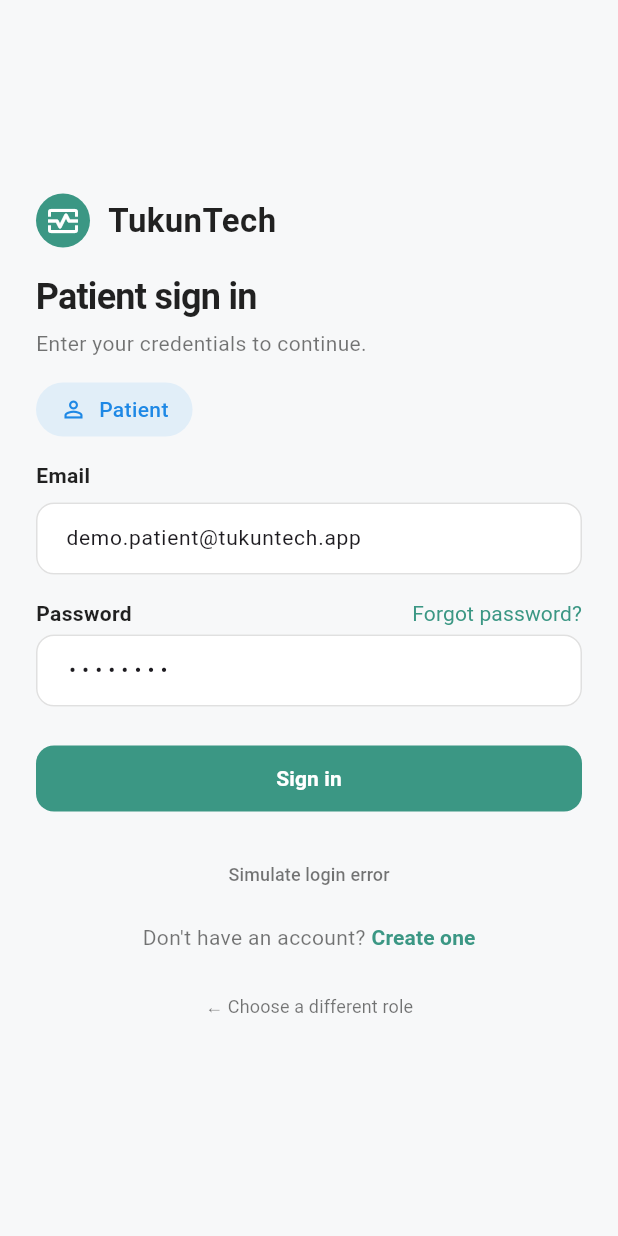
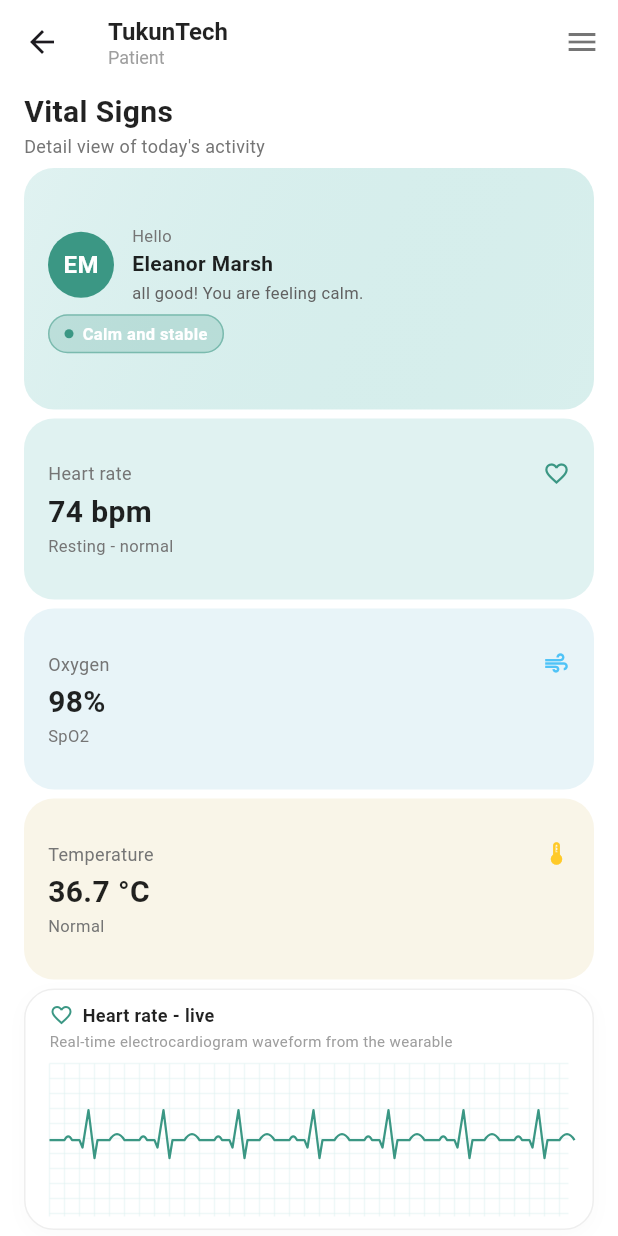
Before and after one commit to Tukuntech2025/mobileAppEmergentes, a Flutter app: the screen it shows after launch, after a tap on "Sign in", on a phone screen of 412 x 824 dp. Run offline on Flutter 3.47's test engine with Material 3 defaults, Android fonts, the phone set to English and light mode, and no system bars.

Commit message:
Improve UI view

```diff
--- a/tukuntech/lib/features/auth/presentation/pages/create_account_page.dart
+++ b/tukuntech/lib/features/auth/presentation/pages/create_account_page.dart
@@ -59,17 +59,10 @@ class _CreateAccountPageState extends State<CreateAccountPage> {
                   // Logo and App Name
                   Row(
                     children: [
-                      Container(
-                        padding: const EdgeInsets.all(4),
-                        decoration: const BoxDecoration(
-                          color: primaryColor,
-                          shape: BoxShape.circle,
-                        ),
-                        child: const Icon(
-                          Icons.monitor_heart_outlined,
-                          color: Colors.white,
-                          size: 18,
-                        ),
+                      Image.asset(
+                        'assets/icon_tukuntech.png',
+                        width: 26,
+                        height: 26,
                       ),
                       const SizedBox(width: 8),
                       const Text(
--- a/tukuntech/lib/features/auth/presentation/pages/login_page.dart
+++ b/tukuntech/lib/features/auth/presentation/pages/login_page.dart
@@ -1,5 +1,6 @@
 import 'package:flutter/material.dart';
 import 'package:tukuntech/features/auth/presentation/pages/create_account_page.dart';
+import 'package:tukuntech/features/patient/presentation/pages/vital_signs_page.dart';
 
 class LoginScreen extends StatelessWidget {
   const LoginScreen({super.key});
@@ -24,17 +25,10 @@ class LoginScreen extends StatelessWidget {
                   // Logo and App Name
                   Row(
                     children: [
-                      Container(
-                        padding: const EdgeInsets.all(6),
-                        decoration: const BoxDecoration(
-                          color: primaryColor,
-                          shape: BoxShape.circle,
-                        ),
-                        child: const Icon(
-                          Icons.monitor_heart_outlined,
-                          color: Colors.white,
-                          size: 24,
-                        ),
+                      Image.asset(
+                        'assets/icon_tukuntech.png',
+                        width: 36,
+                        height: 36,
                       ),
                       const SizedBox(width: 12),
                       const Text(
@@ -187,7 +181,14 @@ class LoginScreen extends StatelessWidget {
 
                   // Sign In Button
                   ElevatedButton(
-                    onPressed: () {},
+                    onPressed: () {
+                      Navigator.push(
+                        context,
+                        MaterialPageRoute(
+                          builder: (context) => const VitalSignsPage(),
+                        ),
+                      );
+                    },
                     style: ElevatedButton.styleFrom(
                       backgroundColor: primaryColor,
                       foregroundColor: Colors.white,
--- a/tukuntech/lib/features/auth/presentation/pages/plan_selection_page.dart
+++ b/tukuntech/lib/features/auth/presentation/pages/plan_selection_page.dart
@@ -6,65 +6,28 @@ class PlanSelectionPage extends StatelessWidget {
 
   @override
   Widget build(BuildContext context) {
-    // Check if the screen is wide enough to show the split layout
-    final isWideScreen = MediaQuery.of(context).size.width > 800;
+    const primaryColor = Color(0xFF3B9784);
+    const backgroundColor = Color(0xFFF7F8F9); // Light background color from the mockup
 
-    if (isWideScreen) {
     return Scaffold(
-        backgroundColor: Colors.white,
-        body: Row(
-          children: [
-            Expanded(child: _buildLeftPanel(context)),
-            Expanded(child: _buildRightPanel(context)),
-          ],
-        ),
-      );
-    } else {
-      return Scaffold(
-        backgroundColor: Colors.white,
-        body: SingleChildScrollView(
-          child: Column(
-            children: [
-              _buildLeftPanel(context, isMobile: true),
-              _buildRightPanel(context),
-            ],
-          ),
-        ),
-      );
-    }
-  }
-
-  Widget _buildLeftPanel(BuildContext context, {bool isMobile = false}) {
-    const primaryColor = Color(0xFF3B9784);
-
-    return Container(
-      width: double.infinity,
-      decoration: const BoxDecoration(
-        gradient: LinearGradient(
-          begin: Alignment.topLeft,
-          end: Alignment.bottomRight,
-          colors: [Color(0xFFE5F5F2), Colors.white],
-          stops: [0.0, 0.8],
-        ),
-      ),
-      padding: EdgeInsets.symmetric(horizontal: isMobile ? 16.0 : 64.0, vertical: isMobile ? 16.0 : 64.0),
+      backgroundColor: backgroundColor,
+      body: SafeArea(
+        child: Center(
+          child: Padding(
+            padding: const EdgeInsets.symmetric(horizontal: 24.0, vertical: 16.0),
+            child: ConstrainedBox(
+              constraints: const BoxConstraints(maxWidth: 500),
               child: Column(
                 mainAxisAlignment: MainAxisAlignment.center,
-        crossAxisAlignment: CrossAxisAlignment.start,
+                crossAxisAlignment: CrossAxisAlignment.stretch,
                 children: [
+                  // Logo and App Name
                   Row(
                     children: [
-              Container(
-                padding: const EdgeInsets.all(6),
-                decoration: const BoxDecoration(
-                  color: primaryColor,
-                  shape: BoxShape.circle,
-                ),
-                child: const Icon(
-                  Icons.monitor_heart_outlined,
-                  color: Colors.white,
-                  size: 24,
-                ),
+                      Image.asset(
+                        'assets/icon_tukuntech.png',
+                        width: 36,
+                        height: 36,
                       ),
                       const SizedBox(width: 12),
                       const Text(
@@ -77,70 +40,31 @@ class PlanSelectionPage extends StatelessWidget {
                       ),
                     ],
                   ),
-          SizedBox(height: isMobile ? 12 : 48),
-          Text(
-            'Calm, connected care for the\npeople you love.',
-            style: TextStyle(
-              fontSize: isMobile ? 20 : 40,
-              fontWeight: FontWeight.w600,
-              color: Colors.black87,
-              height: 1.2,
-              letterSpacing: -0.5,
-            ),
-          ),
-          SizedBox(height: isMobile ? 8 : 24),
-          Text(
-            'Real-time vitals, gentle reminders, and peace of mind —\ndesigned for families and caregivers, not hospitals.',
-            style: TextStyle(
-              fontSize: isMobile ? 13 : 16,
-              color: Colors.black54,
-              height: 1.5,
-            ),
-          ),
-        ],
-      ),
-    );
-  }
+                  const Spacer(flex: 2),
 
-  Widget _buildRightPanel(BuildContext context) {
-    const primaryColor = Color(0xFF3B9784);
-
-    final isMobile = MediaQuery.of(context).size.width <= 800;
-
-    return Container(
-      color: Colors.white,
-      padding: EdgeInsets.symmetric(
-        horizontal: isMobile ? 16.0 : 48.0,
-        vertical: isMobile ? 16.0 : 64.0
-      ),
-      child: Center(
-        child: ConstrainedBox(
-          constraints: const BoxConstraints(maxWidth: 500),
-          child: Column(
-            mainAxisAlignment: MainAxisAlignment.center,
-            crossAxisAlignment: CrossAxisAlignment.stretch,
-            children: [
-              Text(
+                  // Title and Subtitle
+                  const Text(
                     'Create your account',
                     style: TextStyle(
-                  fontSize: isMobile ? 20 : 28,
+                      fontSize: 24,
                       fontWeight: FontWeight.w600,
                       color: Colors.black87,
                       letterSpacing: -0.5,
                     ),
                   ),
                   const SizedBox(height: 8),
-              Text(
+                  const Text(
                     'Choose the plan that fits you. Accounts are created during checkout.',
                     style: TextStyle(
-                  fontSize: isMobile ? 13 : 15,
+                      fontSize: 14,
                       color: Colors.black54,
                     ),
                   ),
-              SizedBox(height: isMobile ? 12 : 40),
+                  const Spacer(flex: 1),
 
                   // Plan Option 1
                   _buildPlanCard(
+                    context: context,
                     icon: Icons.person_outline,
                     iconColor: Colors.blue,
                     iconBgColor: Colors.blue.shade50,
@@ -155,10 +79,11 @@ class PlanSelectionPage extends StatelessWidget {
                       );
                     },
                   ),
-              SizedBox(height: isMobile ? 8 : 16),
+                  const SizedBox(height: 12),
 
                   // Plan Option 2
                   _buildPlanCard(
+                    context: context,
                     icon: Icons.favorite_border,
                     iconColor: primaryColor,
                     iconBgColor: primaryColor.withOpacity(0.1),
@@ -173,7 +98,7 @@ class PlanSelectionPage extends StatelessWidget {
                       );
                     },
                   ),
-              SizedBox(height: isMobile ? 16 : 48),
+                  const Spacer(flex: 2),
 
                   // Sign in link
                   Row(
@@ -181,7 +106,7 @@ class PlanSelectionPage extends StatelessWidget {
                     children: [
                       const Text(
                         'Already have an account?',
-                    style: TextStyle(color: Colors.black54),
+                        style: TextStyle(color: Colors.black54, fontSize: 14),
                       ),
                       const SizedBox(width: 4),
                       TextButton(
@@ -199,12 +124,16 @@ class PlanSelectionPage extends StatelessWidget {
                           style: TextStyle(
                             color: primaryColor,
                             fontWeight: FontWeight.w600,
+                            fontSize: 14,
                           ),
                         ),
                       ),
                     ],
                   ),
+                  const SizedBox(height: 32),
                 ],
+              ),
+            ),
           ),
         ),
       ),
@@ -212,6 +141,7 @@ class PlanSelectionPage extends StatelessWidget {
   }
 
   Widget _buildPlanCard({
+    required BuildContext context,
     required IconData icon,
     required Color iconColor,
     required Color iconBgColor,
@@ -224,12 +154,13 @@ class PlanSelectionPage extends StatelessWidget {
       borderRadius: BorderRadius.circular(16),
       child: Container(
         decoration: BoxDecoration(
+          color: Colors.white,
           border: Border.all(color: Colors.grey.shade200),
           borderRadius: BorderRadius.circular(16),
         ),
-        padding: const EdgeInsets.all(12),
+        padding: const EdgeInsets.all(16),
         child: Row(
-          crossAxisAlignment: CrossAxisAlignment.center,
+          crossAxisAlignment: CrossAxisAlignment.start,
           children: [
             Container(
               padding: const EdgeInsets.all(12),
@@ -237,34 +168,39 @@ class PlanSelectionPage extends StatelessWidget {
                 color: iconBgColor,
                 shape: BoxShape.circle,
               ),
-              child: Icon(icon, color: iconColor, size: 20),
+              child: Icon(icon, color: iconColor, size: 24),
             ),
-            const SizedBox(width: 12),
+            const SizedBox(width: 16),
             Expanded(
               child: Column(
                 crossAxisAlignment: CrossAxisAlignment.start,
                 children: [
+                  const SizedBox(height: 2), // Align text with icon better
                   Text(
                     title,
                     style: const TextStyle(
-                      fontSize: 14,
+                      fontSize: 15,
                       fontWeight: FontWeight.w600,
                       color: Colors.black87,
                     ),
                   ),
-                  const SizedBox(height: 4),
+                  const SizedBox(height: 6),
                   Text(
                     subtitle,
                     style: const TextStyle(
-                      fontSize: 12,
+                      fontSize: 13,
                       color: Colors.black54,
+                      height: 1.4,
                     ),
                   ),
                 ],
               ),
             ),
-            const SizedBox(width: 8),
-            const Icon(Icons.arrow_forward, color: Colors.black38, size: 16),
+            const SizedBox(width: 12),
+            const Padding(
+              padding: EdgeInsets.only(top: 14.0),
+              child: Icon(Icons.arrow_forward, color: Colors.black38, size: 20),
+            ),
           ],
         ),
       ),
--- /dev/null
+++ b/tukuntech/lib/features/patient/presentation/pages/vital_signs_page.dart
@@ -0,0 +1,433 @@
+import 'package:flutter/material.dart';
+
+class VitalSignsPage extends StatelessWidget {
+  const VitalSignsPage({super.key});
+
+  @override
+  Widget build(BuildContext context) {
+    return Scaffold(
+      backgroundColor: Colors.white,
+      appBar: AppBar(
+        backgroundColor: Colors.white,
+        elevation: 0,
+        title: Column(
+          crossAxisAlignment: CrossAxisAlignment.start,
+          children: [
+            const Text(
+              'TukunTech',
+              style: TextStyle(
+                color: Colors.black87,
+                fontSize: 16,
+                fontWeight: FontWeight.bold,
+              ),
+            ),
+            Text(
+              'Patient',
+              style: TextStyle(
+                color: Colors.grey[500],
+                fontSize: 12,
+              ),
+            ),
+          ],
+        ),
+        actions: [
+          IconButton(
+            icon: const Icon(Icons.menu, color: Colors.black54),
+            onPressed: () {},
+          ),
+        ],
+      ),
+      body: SafeArea(
+        child: Padding(
+          padding: const EdgeInsets.symmetric(horizontal: 16.0, vertical: 4.0),
+          child: Column(
+            crossAxisAlignment: CrossAxisAlignment.start,
+            children: [
+              const Text(
+                'Vital Signs',
+                style: TextStyle(
+                  fontSize: 20,
+                  fontWeight: FontWeight.bold,
+                  color: Colors.black87,
+                ),
+              ),
+              const SizedBox(height: 0),
+              Text(
+                'Detail view of today\'s activity',
+                style: TextStyle(
+                  fontSize: 12,
+                  color: Colors.grey[600],
+                ),
+              ),
+              const SizedBox(height: 6),
+              Expanded(flex: 4, child: _buildGreetingCard()),
+              const SizedBox(height: 6),
+              Expanded(flex: 3, child: _buildHeartRateCard()),
+              const SizedBox(height: 6),
+              Expanded(flex: 3, child: _buildOxygenCard()),
+              const SizedBox(height: 6),
+              Expanded(flex: 3, child: _buildTemperatureCard()),
+              const SizedBox(height: 6),
+              Expanded(flex: 4, child: _buildLiveEcgCard()),
+            ],
+          ),
+        ),
+      ),
+    );
+  }
+
+  Widget _buildGreetingCard() {
+    return Container(
+      padding: const EdgeInsets.symmetric(horizontal: 16, vertical: 8),
+      decoration: BoxDecoration(
+        gradient: LinearGradient(
+          colors: [
+            const Color(0xFFE0F2F1), // Light teal
+            const Color(0xFFB2DFDB).withOpacity(0.5),
+          ],
+          begin: Alignment.topLeft,
+          end: Alignment.bottomRight,
+        ),
+        borderRadius: BorderRadius.circular(20),
+      ),
+      child: Column(
+        crossAxisAlignment: CrossAxisAlignment.start,
+        mainAxisAlignment: MainAxisAlignment.center,
+        children: [
+          Row(
+            crossAxisAlignment: CrossAxisAlignment.center,
+            children: [
+              Container(
+                width: 44,
+                height: 44,
+                decoration: const BoxDecoration(
+                  color: Color(0xFF3B9784), // Primary teal
+                  shape: BoxShape.circle,
+                ),
+                alignment: Alignment.center,
+                child: const Text(
+                  'EM',
+                  style: TextStyle(
+                    color: Colors.white,
+                    fontWeight: FontWeight.bold,
+                    fontSize: 16,
+                  ),
+                ),
+              ),
+              const SizedBox(width: 12),
+              Expanded(
+                child: Column(
+                  crossAxisAlignment: CrossAxisAlignment.start,
+                  mainAxisSize: MainAxisSize.min,
+                  children: [
+                    Text(
+                      'Hello',
+                      style: TextStyle(color: Colors.grey[600], fontSize: 11),
+                    ),
+                    const Text(
+                      'Eleanor Marsh',
+                      style: TextStyle(
+                        color: Colors.black87,
+                        fontWeight: FontWeight.bold,
+                        fontSize: 14,
+                      ),
+                    ),
+                    const SizedBox(height: 2),
+                    Text(
+                      'all good! You are feeling calm.',
+                      style: TextStyle(color: Colors.grey[700], fontSize: 11),
+                    ),
+                  ],
+                ),
+              ),
+            ],
+          ),
+          const SizedBox(height: 6),
+          Container(
+            padding: const EdgeInsets.symmetric(horizontal: 10, vertical: 4),
+            decoration: BoxDecoration(
+              color: const Color(0xFF3B9784).withOpacity(0.2),
+              borderRadius: BorderRadius.circular(20),
+              border: Border.all(color: const Color(0xFF3B9784).withOpacity(0.5)),
+            ),
+            child: Row(
+              mainAxisSize: MainAxisSize.min,
+              children: [
+                Container(
+                  width: 6,
+                  height: 6,
+                  decoration: const BoxDecoration(
+                    color: Color(0xFF3B9784),
+                    shape: BoxShape.circle,
+                  ),
+                ),
+                const SizedBox(width: 6),
+                const Text(
+                  'Calm and stable',
+                  style: TextStyle(
+                    color: Colors.white,
+                    fontWeight: FontWeight.bold,
+                    fontSize: 11,
+                  ),
+                ),
+              ],
+            ),
+          )
+        ],
+      ),
+    );
+  }
+
+  Widget _buildHeartRateCard() {
+    return Container(
+      padding: const EdgeInsets.symmetric(horizontal: 16, vertical: 8),
+      decoration: BoxDecoration(
+        color: const Color(0xFFE0F2F1), // Light teal
+        borderRadius: BorderRadius.circular(20),
+      ),
+      child: Column(
+        crossAxisAlignment: CrossAxisAlignment.start,
+        mainAxisAlignment: MainAxisAlignment.center,
+        children: [
+          Row(
+            mainAxisAlignment: MainAxisAlignment.spaceBetween,
+            children: [
+              Text(
+                'Heart rate',
+                style: TextStyle(color: Colors.grey[600], fontSize: 12),
+              ),
+              const Icon(Icons.favorite_border, color: Color(0xFF3B9784), size: 18),
+            ],
+          ),
+          const SizedBox(height: 2),
+          const Text(
+            '74 bpm',
+            style: TextStyle(
+              fontSize: 20,
+              fontWeight: FontWeight.bold,
+              color: Colors.black87,
+            ),
+          ),
+          Text(
+            'Resting - normal',
+            style: TextStyle(color: Colors.grey[600], fontSize: 11),
+          ),
+        ],
+      ),
+    );
+  }
+
+  Widget _buildOxygenCard() {
+    return Container(
+      padding: const EdgeInsets.symmetric(horizontal: 16, vertical: 8),
+      decoration: BoxDecoration(
+        color: const Color(0xFFE8F4F8), // Light blue
+        borderRadius: BorderRadius.circular(20),
+      ),
+      child: Column(
+        crossAxisAlignment: CrossAxisAlignment.start,
+        mainAxisAlignment: MainAxisAlignment.center,
+        children: [
+          Row(
+            mainAxisAlignment: MainAxisAlignment.spaceBetween,
+            children: [
+              Text(
+                'Oxygen',
+                style: TextStyle(color: Colors.grey[600], fontSize: 12),
+              ),
+              const Icon(Icons.air, color: Color(0xFF4FC3F7), size: 18),
+            ],
+          ),
+          const SizedBox(height: 2),
+          const Text(
+            '98%',
+            style: TextStyle(
+              fontSize: 20,
+              fontWeight: FontWeight.bold,
+              color: Colors.black87,
+            ),
+          ),
+          Text(
+            'SpO2',
+            style: TextStyle(color: Colors.grey[600], fontSize: 11),
+          ),
+        ],
+      ),
+    );
+  }
+
+  Widget _buildTemperatureCard() {
+    return Container(
+      padding: const EdgeInsets.symmetric(horizontal: 16, vertical: 8),
+      decoration: BoxDecoration(
+        color: const Color(0xFFF9F5E8), // Light yellow/beige
+        borderRadius: BorderRadius.circular(20),
+      ),
+      child: Column(
+        crossAxisAlignment: CrossAxisAlignment.start,
+        mainAxisAlignment: MainAxisAlignment.center,
+        children: [
+          Row(
+            mainAxisAlignment: MainAxisAlignment.spaceBetween,
+            children: [
+              Text(
+                'Temperature',
+                style: TextStyle(color: Colors.grey[600], fontSize: 12),
+              ),
+              const Icon(Icons.thermostat, color: Color(0xFFFFCA28), size: 18),
+            ],
+          ),
+          const SizedBox(height: 2),
+          const Text(
+            '36.7 °C',
+            style: TextStyle(
+              fontSize: 20,
+              fontWeight: FontWeight.bold,
+              color: Colors.black87,
+            ),
+          ),
+          Text(
+            'Normal',
+            style: TextStyle(color: Colors.grey[600], fontSize: 11),
+          ),
+        ],
+      ),
+    );
+  }
+
+  Widget _buildLiveEcgCard() {
+    return Container(
+      padding: const EdgeInsets.symmetric(horizontal: 16, vertical: 8),
+      decoration: BoxDecoration(
+        color: Colors.white,
+        borderRadius: BorderRadius.circular(20),
+        border: Border.all(color: Colors.grey.shade200),
+        boxShadow: [
+          BoxShadow(
+            color: Colors.black.withOpacity(0.02),
+            blurRadius: 10,
+            offset: const Offset(0, 4),
+          ),
+        ],
+      ),
+      child: Column(
+        crossAxisAlignment: CrossAxisAlignment.start,
+        mainAxisAlignment: MainAxisAlignment.center,
+        children: [
+          Row(
+            children: [
+              const Icon(Icons.favorite_border, color: Color(0xFF3B9784), size: 16),
+              const SizedBox(width: 6),
+              const Text(
+                'Heart rate - live',
+                style: TextStyle(
+                  fontWeight: FontWeight.bold,
+                  fontSize: 12,
+                  color: Colors.black87,
+                ),
+              ),
+            ],
+          ),
+          const SizedBox(height: 2),
+          Text(
+            'Real-time electrocardiogram waveform from the wearable',
+            style: TextStyle(color: Colors.grey[500], fontSize: 10),
+          ),
+          const SizedBox(height: 8),
+          // ECG Mock Graph
+          Expanded(
+            child: SizedBox(
+              width: double.infinity,
+              child: CustomPaint(
+                painter: EcgPainter(),
+              ),
+            ),
+          )
+        ],
+      ),
+    );
+  }
+}
+
+class EcgPainter extends CustomPainter {
+  @override
+  void paint(Canvas canvas, Size size) {
+    // Draw grid
+    final gridPaint = Paint()
+      ..color = const Color(0xFFE0F2F1).withOpacity(0.5)
+      ..strokeWidth = 1.0;
+
+    for (double i = 0; i < size.width; i += 10) {
+      canvas.drawLine(Offset(i, 0), Offset(i, size.height), gridPaint);
+    }
+    for (double i = 0; i < size.height; i += 10) {
+      canvas.drawLine(Offset(0, i), Offset(size.width, i), gridPaint);
+    }
+
+    // Draw ECG line
+    final linePaint = Paint()
+      ..color = const Color(0xFF3B9784)
+      ..strokeWidth = 1.5
+      ..style = PaintingStyle.stroke
+      ..strokeJoin = StrokeJoin.round;
+
+    final path = Path();
+    double currentX = 0;
+    final middleY = size.height / 2;
+
+    path.moveTo(0, middleY);
+
+    // Create a repeating ECG pattern
+    while (currentX < size.width) {
+      // Flat segment
+      path.lineTo(currentX + 10, middleY);
+      currentX += 10;
+      if (currentX >= size.width) break;
+
+      // P wave (small bump)
+      path.quadraticBezierTo(currentX + 2.5, middleY - 5, currentX + 5, middleY);
+      currentX += 5;
+      if (currentX >= size.width) break;
+
+      // Flat segment
+      path.lineTo(currentX + 5, middleY);
+      currentX += 5;
+      if (currentX >= size.width) break;
+
+      // Q wave (small dip)
+      path.lineTo(currentX + 2, middleY + 5);
+      currentX += 2;
+      if (currentX >= size.width) break;
+
+      // R wave (tall peak)
+      path.lineTo(currentX + 4, middleY - 20); // reduced peak height slightly
+      currentX += 4;
+      if (currentX >= size.width) break;
+
+      // S wave (deep dip)
+      path.lineTo(currentX + 4, middleY + 12); // reduced dip height slightly
+      currentX += 4;
+      if (currentX >= size.width) break;
+
+      // Back to baseline
+      path.lineTo(currentX + 2, middleY);
+      currentX += 2;
+      if (currentX >= size.width) break;
+
+      // Flat segment
+      path.lineTo(currentX + 8, middleY);
+      currentX += 8;
+      if (currentX >= size.width) break;
+
+      // T wave (medium bump)
+      path.quadraticBezierTo(currentX + 5, middleY - 8, currentX + 10, middleY);
+      currentX += 10;
+      if (currentX >= size.width) break;
+    }
+
+    canvas.drawPath(path, linePaint);
+  }
+
+  @override
+  bool shouldRepaint(covariant CustomPainter oldDelegate) => false;
+}
--- a/tukuntech/pubspec.yaml
+++ b/tukuntech/pubspec.yaml
@@ -17,3 +17,5 @@ dev_dependencies:
 
 flutter:
   uses-material-design: true
+  assets:
+    - assets/
```
Also changed, not shown: tukuntech/assets/icon_tukuntech.png (added). Lines whose indentation alone changed are shown as unchanged.
